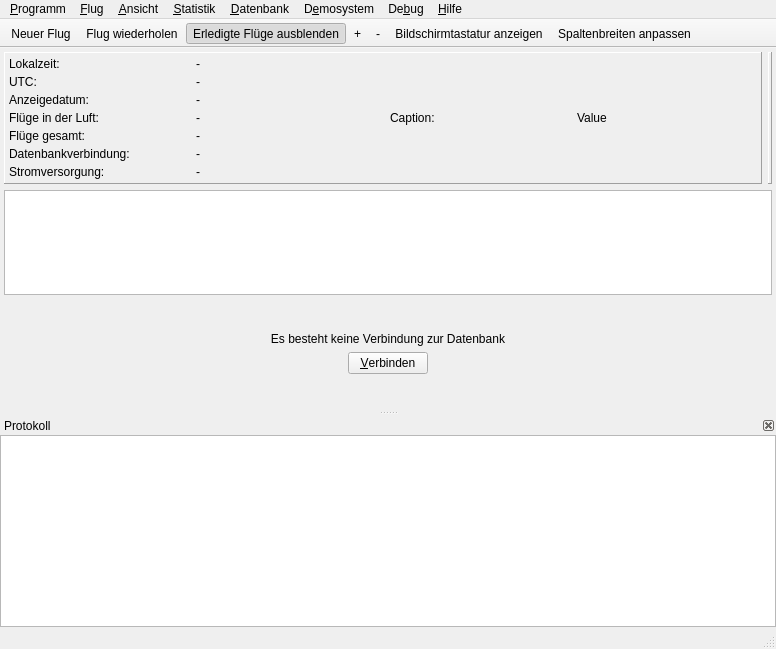
First picture: the form in src/gui/windows/MainWindow.ui, repository startkladde/startkladde, before the edit.
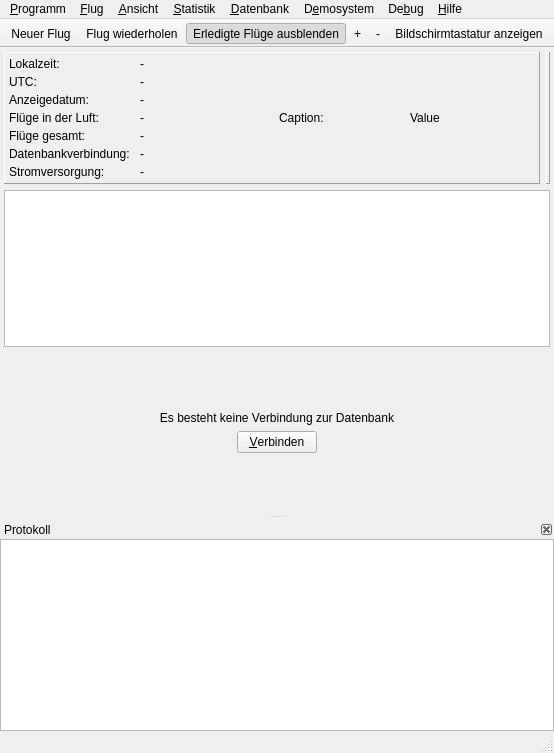
Second picture: the form after the edit. Icons and pictures are not drawn. Custom widgets are drawn as their Qt base class.

```diff
--- a/src/gui/windows/MainWindow.ui
+++ b/src/gui/windows/MainWindow.ui
@@ -2,14 +2,6 @@
 <ui version="4.0">
  <class>MainWindowClass</class>
  <widget class="QMainWindow" name="MainWindowClass">
-  <property name="geometry">
-   <rect>
-    <x>0</x>
-    <y>0</y>
-    <width>776</width>
-    <height>649</height>
-   </rect>
-  </property>
   <property name="windowTitle">
    <string>MainWindow</string>
   </property>
@@ -347,7 +339,7 @@
     <rect>
      <x>0</x>
      <y>0</y>
-     <width>776</width>
+     <width>828</width>
      <height>25</height>
     </rect>
    </property>
@@ -550,7 +542,6 @@
    <addaction name="actionIncrementFontSize"/>
    <addaction name="actionDecrementFontSize"/>
    <addaction name="actionShowVirtualKeyboard"/>
-   <addaction name="actionResizeColumns"/>
   </widget>
   <widget class="QStatusBar" name="statusBar"/>
   <action name="actionSetTime">
```
